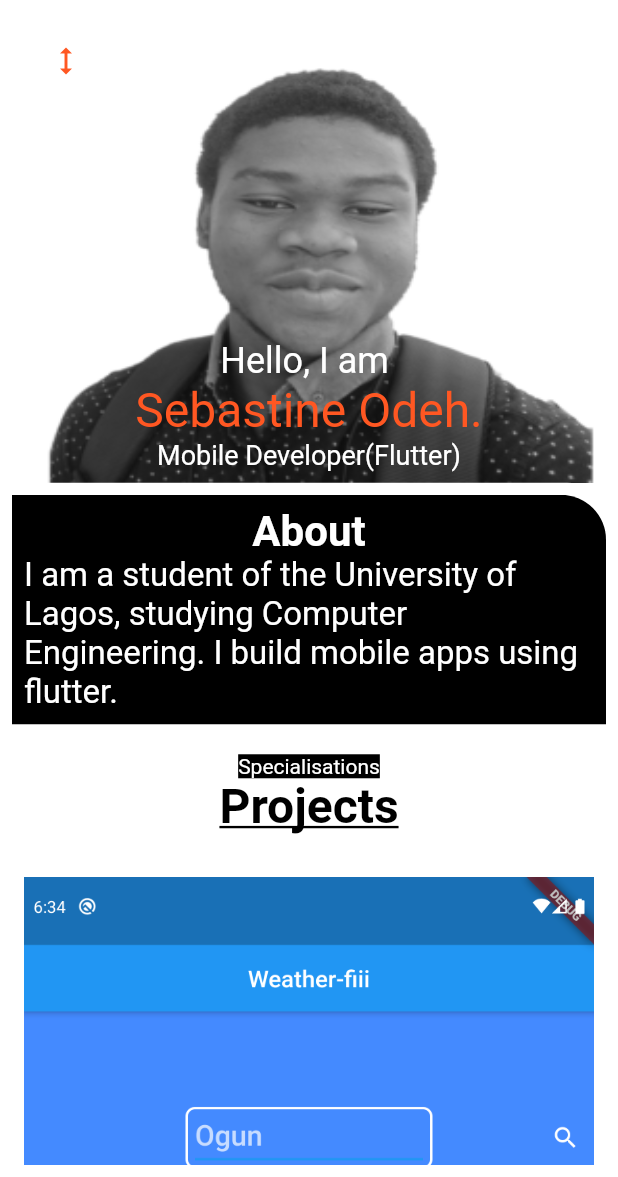
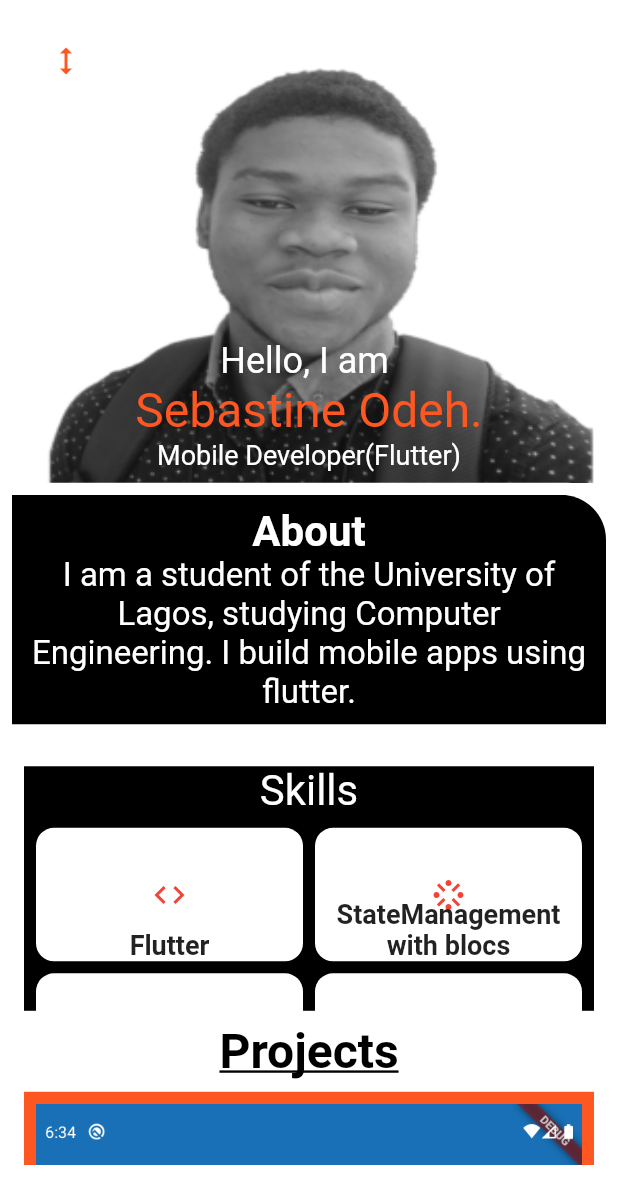
Before and after one commit to CoderNamedHendrick/flutter_portfolio, a Flutter app: the screen it shows after launch, after a tap on the "close" icon, on a phone screen of 412 x 824 dp, the part 59-1236 px from its top. Run offline on Flutter 3.47's test engine with Material 2 defaults, Android fonts, the phone set to English and light mode, and no system bars.

Commit message:
working on the page

```diff
--- a/lib/main.dart
+++ b/lib/main.dart
@@ -90,7 +90,8 @@ class _HomePageState extends State<HomePage> {
                       ),
                       Text(
                         "Sebastine Odeh.",
-                        style: TextStyle(fontSize: 32, color: Colors.deepOrange),
+                        style:
+                            TextStyle(fontSize: 32, color: Colors.deepOrange),
                       ),
                       Text(
                         "Mobile Developer(Flutter)",
@@ -114,7 +115,6 @@ class _HomePageState extends State<HomePage> {
                 topRight: Radius.circular(34),
               ),
             ),
-            height: MediaQuery.of(context).size.height,
             child: Padding(
               padding: const EdgeInsets.all(8.0),
               child: SingleChildScrollView(
@@ -123,7 +123,8 @@ class _HomePageState extends State<HomePage> {
                     Container(
                       decoration: BoxDecoration(
                         color: Colors.black,
-                        borderRadius: BorderRadius.only(topRight: Radius.circular(30)),
+                        borderRadius:
+                            BorderRadius.only(topRight: Radius.circular(30)),
                       ),
                       child: Padding(
                         padding: const EdgeInsets.all(8.0),
@@ -144,7 +145,7 @@ class _HomePageState extends State<HomePage> {
                                 fontSize: 22,
                                 fontWeight: FontWeight.normal,
                               ),
-                              textDirection: TextDirection.ltr,
+                              textAlign: TextAlign.center,
                             ),
                           ],
                         ),
@@ -153,14 +154,61 @@ class _HomePageState extends State<HomePage> {
                     SizedBox(
                       height: 20,
                     ),
-                    Container(
+                    Padding(
+                      padding: const EdgeInsets.all(8.0),
+                      child: Container(
+                        width: MediaQuery.of(context).size.width,
                         decoration: BoxDecoration(
                           color: Colors.black,
                         ),
                         child: Column(
                           children: [
-                          Text("Specialisations", style: TextStyle(color: Colors.white),),
+                            Text(
+                              "Skills",
+                              style: TextStyle(
+                                color: Colors.white,
+                                fontSize: 28,
+                              ),
+                            ),
+                            SizedBox(
+                              height: 130,
+                              child: GridView.count(
+                                childAspectRatio: 2,
+                                crossAxisCount: 2,
+                                padding: EdgeInsets.all(8.0),
+                                crossAxisSpacing: 8,
+                                mainAxisSpacing: 8,
+                                children: [
+                                  _specialisationInfo(
+                                    icon: Icon(
+                                      Icons.code,
+                                      color: Colors.red,
+                                    ),
+                                    speciality: "Flutter",
+                                  ),
+                                  _specialisationInfo(
+                                      icon: Icon(
+                                        Icons.stream,
+                                        color: Colors.red,
+                                      ),
+                                      speciality: "StateManagement with blocs"),
+                                  _specialisationInfo(
+                                      icon: Icon(
+                                        Icons.code,
+                                        color: Colors.red,
+                                      ),
+                                      speciality: "Dart"),
+                                  _specialisationInfo(
+                                    icon: Icon(
+                                      Icons.android_rounded, color: Colors.red,
+                                    ),
+                                    speciality: "Android development"
+                                  ),
                                 ],
+                              ),
+                            ),
+                          ],
+                        ),
                       ),
                     ),
                     Text(
@@ -170,9 +218,6 @@ class _HomePageState extends State<HomePage> {
                           fontWeight: FontWeight.bold,
                           fontSize: 32,
                           decoration: TextDecoration.underline),
-                    ),
-                    SizedBox(
-                      height: 20,
                     ),
                     Padding(
                       padding: const EdgeInsets.all(8.0),
@@ -193,15 +238,31 @@ class _HomePageState extends State<HomePage> {
     );
   }
 
-  Widget _specialisationInfo({Icon icon, String specialisationName}){
-    return GridTile(header: Container(
+  Widget _specialisationInfo({Icon icon, String speciality}) {
+    return Container(
+      decoration: BoxDecoration(
+        color: Colors.white,
+        borderRadius: BorderRadius.all(
+          Radius.circular(12),
+        ),
+      ),
+      child: GridTile(
         child: icon,
-    ),child: Text(specialisationName));
+        footer: Text(
+          speciality,
+          style: TextStyle(fontWeight: FontWeight.bold, fontSize: 18),
+          textAlign: TextAlign.center,
+        ),
+      ),
+    );
   }
 
   Widget _projectInfo(
       {String assetPath, String projectTitle, String projectInfo}) {
     return Container(
+      color: Colors.deepOrange,
+      child: Padding(
+        padding: const EdgeInsets.all(8.0),
         child: Column(
           children: [
             Image(
@@ -212,6 +273,7 @@ class _HomePageState extends State<HomePage> {
             ),
             Card(
               elevation: 8,
+              color: Colors.black,
               child: Padding(
                 padding: const EdgeInsets.all(8.0),
                 child: Column(
@@ -221,6 +283,7 @@ class _HomePageState extends State<HomePage> {
                       style: TextStyle(
                         fontWeight: FontWeight.bold,
                         fontSize: 28,
+                        color: Colors.white,
                       ),
                     ),
                     SizedBox(
@@ -231,7 +294,9 @@ class _HomePageState extends State<HomePage> {
                       style: TextStyle(
                         fontWeight: FontWeight.normal,
                         fontSize: 22,
+                        color: Colors.white,
                       ),
+                      textAlign: TextAlign.center,
                     ),
                     SizedBox(
                       height: 10,
@@ -242,6 +307,7 @@ class _HomePageState extends State<HomePage> {
             ),
           ],
         ),
+      ),
     );
   }
 }
```
Lines whose indentation alone changed are shown as unchanged.
